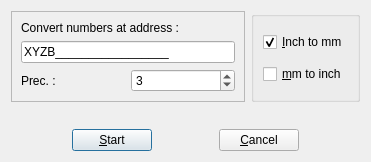
Old version of the form src/i2mprogdialog.ui in the repository GCodeProjects/GCodeWorkShop.
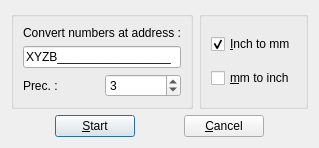
New version of the form. Icons and pictures are not drawn.

Diff of the .ui file:
```diff
--- a/src/i2mprogdialog.ui
+++ b/src/i2mprogdialog.ui
@@ -6,29 +6,22 @@
    <rect>
     <x>0</x>
     <y>0</y>
-    <width>371</width>
-    <height>162</height>
+    <width>288</width>
+    <height>148</height>
    </rect>
   </property>
   <property name="windowTitle">
    <string>Dialog</string>
   </property>
-  <layout class="QVBoxLayout" name="verticalLayout_2">
-   <item>
-    <layout class="QHBoxLayout" name="horizontalLayout_5">
-     <item>
-      <widget class="QFrame" name="frame">
-       <property name="frameShape">
-        <enum>QFrame::StyledPanel</enum>
-       </property>
-       <property name="frameShadow">
-        <enum>QFrame::Raised</enum>
-       </property>
-       <layout class="QHBoxLayout" name="horizontalLayout_3">
-        <item>
          <layout class="QVBoxLayout" name="verticalLayout">
           <item>
-           <layout class="QVBoxLayout" name="verticalLayout_3">
+    <layout class="QHBoxLayout" name="horizontalLayout_2">
+     <item>
+      <widget class="QGroupBox" name="groupBox_2">
+       <property name="title">
+        <string/>
+       </property>
+       <layout class="QVBoxLayout" name="verticalLayout_4">
             <item>
              <widget class="QLabel" name="label">
               <property name="text">
@@ -47,7 +40,7 @@
              </widget>
             </item>
             <item>
-             <layout class="QHBoxLayout" name="horizontalLayout_4">
+         <layout class="QHBoxLayout" name="horizontalLayout_6">
               <item>
                <widget class="QLabel" name="label_2">
                 <property name="text">
@@ -71,10 +64,6 @@
              </layout>
             </item>
            </layout>
-          </item>
-         </layout>
-        </item>
-       </layout>
       </widget>
      </item>
      <item>
@@ -82,20 +71,8 @@
        <property name="title">
         <string/>
        </property>
-       <layout class="QHBoxLayout" name="horizontalLayout_2">
-        <item>
-         <layout class="QGridLayout" name="gridLayout">
-          <item row="1" column="0">
-           <widget class="QCheckBox" name="mmCheckBox">
-            <property name="text">
-             <string>&amp;mm to inch</string>
-            </property>
-            <property name="autoExclusive">
-             <bool>true</bool>
-            </property>
-           </widget>
-          </item>
-          <item row="0" column="0">
+       <layout class="QGridLayout" name="gridLayout_2">
+        <item row="0" column="1">
            <widget class="QCheckBox" name="inchCheckBox">
             <property name="text">
              <string>&amp;Inch to mm</string>
@@ -108,7 +85,15 @@
             </property>
            </widget>
           </item>
-         </layout>
+        <item row="1" column="1">
+         <widget class="QCheckBox" name="mmCheckBox">
+          <property name="text">
+           <string>&amp;mm to inch</string>
+          </property>
+          <property name="autoExclusive">
+           <bool>true</bool>
+          </property>
+         </widget>
         </item>
        </layout>
       </widget>
```
Left out of the diff: 12 changed lines with no effect on the pictures. Lines whose indentation alone changed are shown as unchanged.
